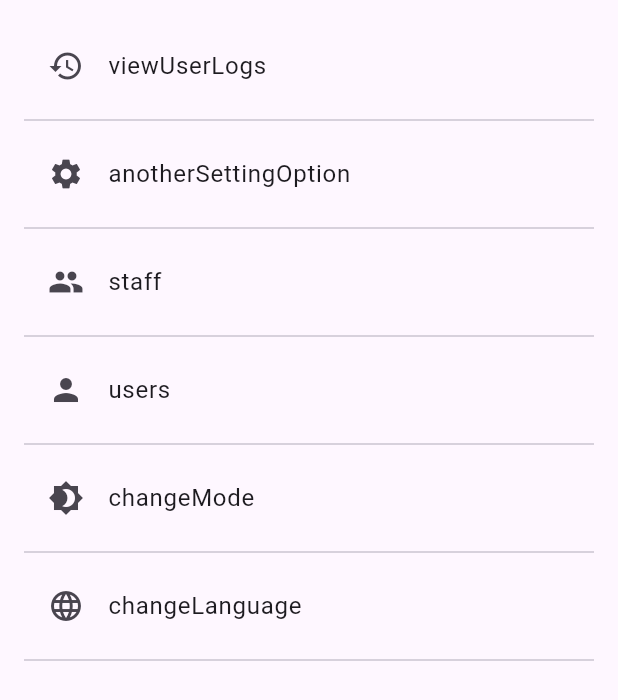
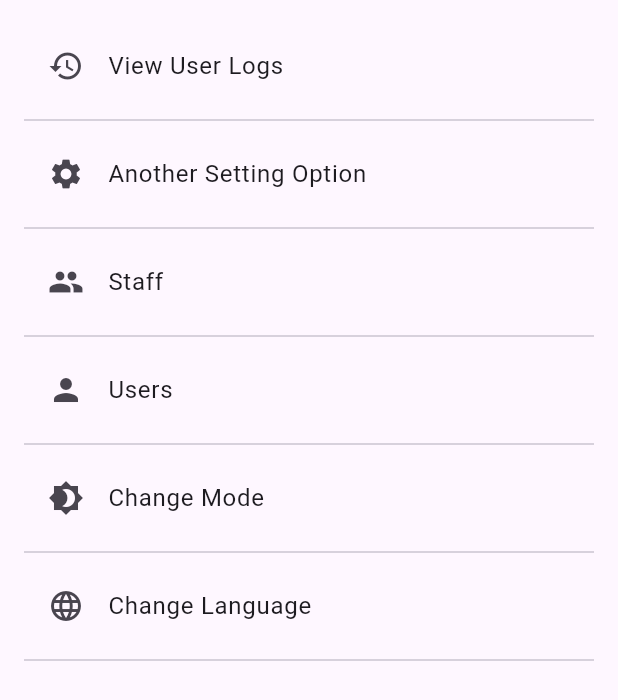
Before and after one commit to engbasel/Pos-dashboard-small-business, a Flutter app: the SettingsView screen opened directly, on a phone screen of 412 x 824 dp. Shown: the top 700 px of the screen. Run offline on Flutter 3.47's test engine with Material 3 defaults, Android fonts, the phone set to English and light mode, and no system bars; our stand-ins replace sqflite, sqflite_common_ffi; accounts and stored records are empty.

Commit message:
add localization to settings screen

```diff
--- a/lib/l10n/app_localizations.dart
+++ b/lib/l10n/app_localizations.dart
@@ -46,6 +46,12 @@ class AppLocalizations {
       "totalVisits": "Total Visits :",
       "lastVisit": "Last Visit :",
       "spendingTimePerDay": "Spending Time / Day",
+      "viewUserLogs": "View User Logs",
+      "anotherSettingOption": "Another Setting Option",
+      "staff": "Staff",
+      "users": "Users",
+      "changeMode": "Change Mode",
+      "changeLanguage": "Change Language"
     },
     'ar': {
       "loginTitle": "تسجيل الدخول",
@@ -77,7 +83,13 @@ class AppLocalizations {
       "averageOrderValue": "متوسط قيمة الطلب",
       "totalVisits": "إجمالي الزيارات:",
       "lastVisit": "الزيارة الأخيرة:",
-      "spendingTimePerDay": "وقت الإنفاق / اليوم"
+      "spendingTimePerDay": "وقت الإنفاق / اليوم",
+      "viewUserLogs": "عرض سجلات المستخدم",
+      "anotherSettingOption": "خيار إعدادات آخر",
+      "staff": "الموظفين",
+      "users": "المستخدمين",
+      "changeMode": "تغيير الوضع",
+      "changeLanguage": "تغيير اللغة"
     },
   };
 
```
Also changed, not shown: lib/features/dashboard/views/desktop_layout/views/overview.dart (+0 -9 lines), lib/main.dart (+13 -14 lines), 1 other file.
